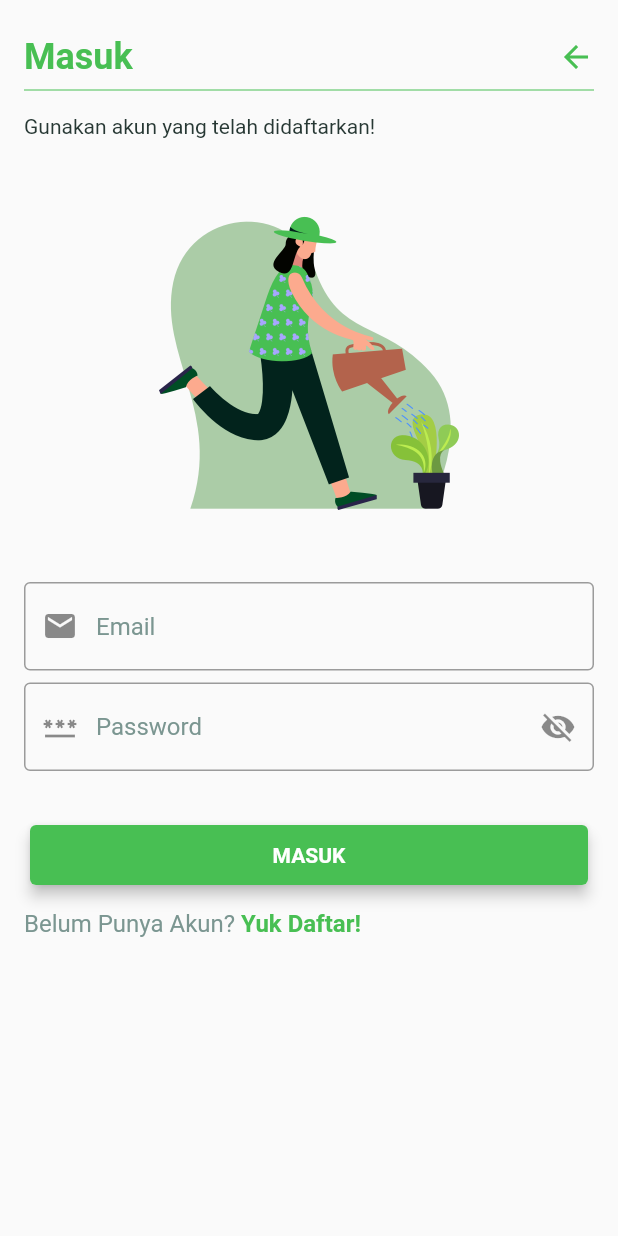
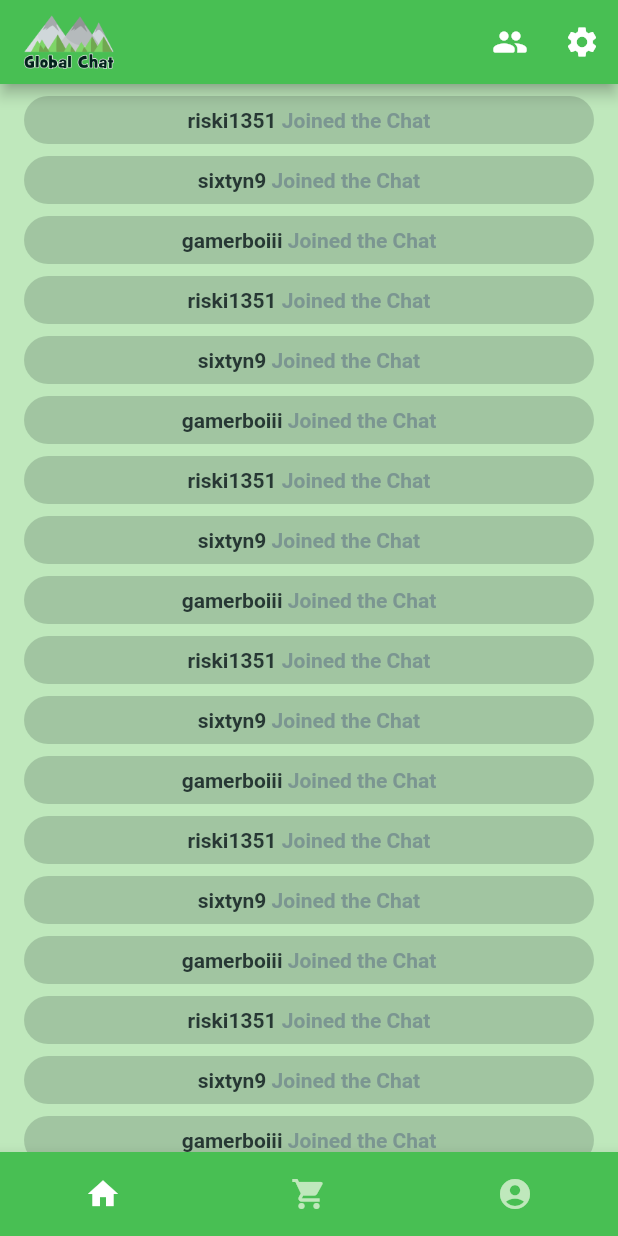
Before and after one commit to riskiilyas/Global-Chat, a Flutter app: the LoginScreen screen opened directly, after a tap on "MASUK", on a phone screen of 412 x 824 dp. Run offline on Flutter 3.47's test engine with Material 2 defaults, Android fonts, the phone set to English and light mode, and no system bars; drawn by our look-alikes of animated_bottom_navigation_bar; our stand-ins replace animated_splash_screen, flutter_dotenv, flutter_spinkit, get, page_transition; network calls fail.

Commit message:
feat: chat page on progress

```diff
--- a/globalchat_frontend/lib/screen/home_pages/chat_page.dart
+++ b/globalchat_frontend/lib/screen/home_pages/chat_page.dart
@@ -0,0 +1,110 @@
+import 'package:flutter/material.dart';
+import 'package:globalchat_flutter/widget/me_chat_widget.dart';
+import 'package:globalchat_flutter/widget/user_chat_widget.dart';
+import 'package:globalchat_flutter/widget/user_joined_widget.dart';
+import 'package:provider/provider.dart';
+import '../../util/constants.dart';
+
+class ChatPage extends StatefulWidget {
+  const ChatPage({Key? key}) : super(key: key);
+
+  @override
+  State<ChatPage> createState() => _ChatPageState();
+}
+
+class _ChatPageState extends State<ChatPage> {
+  var name = "";
+
+  // void init(BuildContext context) async {
+  //   context.watch<PrefNotifier>();
+  //   name = context.read<PrefNotifier>().name;
+  // }
+
+  @override
+  Widget build(BuildContext context) {
+    return SafeArea(
+      child: Container(
+        color: Constants.COLOR_BACKGROUND,
+        padding: const EdgeInsets.symmetric(horizontal: 16, vertical: 0),
+        child: RefreshIndicator(
+          color: Constants.COLOR_MAIN,
+          onRefresh: () {
+            return Future(() => null);
+            // return ServiceLocator.prefs.then((pref) {
+            //   context
+            //       .read<ReccomendMandorNotifier>()
+            //       .fetch(pref.getString(Constants.PREF_TOKEN) ?? "");
+            // });
+          },
+          child: ListView(
+            children: const [
+              SizedBox(
+                height: 8,
+              ),
+              UserJoinedWidget(user: "riski1351"),
+              UserJoinedWidget(user: "sixtyn9"),
+              UserJoinedWidget(user: "gamerboiii"),
+              UserJoinedWidget(user: "riski1351"),
+              UserJoinedWidget(user: "sixtyn9"),
+              UserJoinedWidget(user: "gamerboiii"),
+              UserJoinedWidget(user: "riski1351"),
+              UserJoinedWidget(user: "sixtyn9"),
+              UserJoinedWidget(user: "gamerboiii"),
+              UserJoinedWidget(user: "riski1351"),
+              UserJoinedWidget(user: "sixtyn9"),
+              UserJoinedWidget(user: "gamerboiii"),
+              UserJoinedWidget(user: "riski1351"),
+              UserJoinedWidget(user: "sixtyn9"),
+              UserJoinedWidget(user: "gamerboiii"),
+              UserJoinedWidget(user: "riski1351"),
+              UserJoinedWidget(user: "sixtyn9"),
+              UserJoinedWidget(user: "gamerboiii"),
+            ],
+          ),
+        ),
+      ),
+    );
+  }
+
+// Widget _reccomendMandorWidget(BuildContext context) {
+//   var status = context.watch<ReccomendMandorNotifier>().status;
+//   if (status == FetchStatus.SUCCESS) {
+//     reccomendMandor = context.watch<ReccomendMandorNotifier>().data;
+//     return Column(
+//       children: List.generate(
+//           reccomendMandor.length,
+//           (index) => MandorItem(
+//                 fullname: reccomendMandor[index].name,
+//                 rating: reccomendMandor[index].rating,
+//                 experience: reccomendMandor[index].details.experience,
+//                 rangeKuli:
+//                     "${reccomendMandor[index].details.minPeople} - ${reccomendMandor[index].details.maxPeople} kuli",
+//                 location: reccomendMandor[index].details.city,
+//                 imgUrl: reccomendMandor[index].profileUrl,
+//                 onPressed: () {
+//                   context.read<DetailMandorNotifier>().init();
+//                   Constants.goto(
+//                       context,
+//                       DetailMandorPage(
+//                         id: reccomendMandor[index].id,
+//                       ));
+//                 },
+//               )),
+//     );
+//   } else {
+//     if (status == FetchStatus.INITIAL) {
+//       ServiceLocator.prefs.then((pref) {
+//         context
+//             .read<ReccomendMandorNotifier>()
+//             .fetch(pref.getString(Constants.PREF_TOKEN) ?? "");
+//       });
+//       var response = context.watch<ReccomendMandorNotifier>().data;
+//       reccomendMandor = response;
+//     }
+//     return const SpinKitFadingCircle(
+//       color: Constants.COLOR_MAIN,
+//       size: 50.0,
+//     );
+//   }
+// }
+}
--- a/globalchat_frontend/lib/screen/home_screen.dart
+++ b/globalchat_frontend/lib/screen/home_screen.dart
@@ -0,0 +1,100 @@
+import 'package:animated_bottom_navigation_bar/animated_bottom_navigation_bar.dart';
+import 'package:flutter/material.dart';
+import 'package:get/get.dart';
+import 'package:globalchat_flutter/screen/home_pages/chat_page.dart';
+import 'package:globalchat_flutter/screen/home_pages/profile_page.dart';
+
+import '../util/constants.dart';
+
+class HomeScreen extends StatefulWidget {
+  const HomeScreen({super.key});
+
+  @override
+  State<HomeScreen> createState() => _MyHomePageState();
+}
+
+class _MyHomePageState extends State<HomeScreen> {
+  int _index = 0;
+  List<Widget> pages = [];
+
+  @override
+  Widget build(BuildContext context) {
+    pages.add(const ChatPage());
+    pages.add(const ProfilPage());
+    return Scaffold(
+      backgroundColor: Constants.COLOR_BACKGROUND,
+      appBar: AppBar(
+        iconTheme: const IconThemeData(
+          color: Constants.COLOR_MAIN, //change your color here
+        ),
+        automaticallyImplyLeading: false,
+        backgroundColor: Constants.COLOR_MAIN,
+        centerTitle: false,
+        title: Image.asset(
+          "assets/appbar.png",
+          fit: BoxFit.contain,
+          height: 36,
+        ),
+        actions: <Widget>[
+          IconButton(
+              icon: const Icon(
+                Icons.people_rounded,
+                color: Colors.white,
+              ),
+              onPressed: () {
+                // Get.to(() => const WishListScreen());
+              }),
+          PopupMenuButton(
+              // add icon, by default "3 dot" icon
+              // icon: Icon(Icons.book)
+              icon: const Icon(
+                Icons.settings,
+                color: Colors.white,
+              ),
+              itemBuilder: (context) {
+                return [
+                  const PopupMenuItem<int>(
+                    value: 0,
+                    child: Text("Settings"),
+                  ),
+                  const PopupMenuItem<int>(
+                    value: 1,
+                    child: Text("About"),
+                  ),
+                  const PopupMenuItem<int>(
+                    value: 2,
+                    child: Text("Exit"),
+                  ),
+                ];
+              },
+              onSelected: (value) {
+                if (value == 0) {
+                  print("My account menu is selected.");
+                } else if (value == 1) {
+                  print("Settings menu is selected.");
+                } else if (value == 2) {
+                  print("Logout menu is selected.");
+                }
+              }),
+          // IconButton(icon: const Icon(Icons.location_city, color: Colors.white,), onPressed: () {}),
+        ],
+      ),
+      body: pages[_index],
+      bottomNavigationBar: AnimatedBottomNavigationBar(
+        activeColor: Colors.white,
+        inactiveColor: Constants.COLOR_BACKGROUND,
+        backgroundColor: Constants.COLOR_MAIN,
+        leftCornerRadius: 32,
+        rightCornerRadius: 32,
+        gapLocation: GapLocation.none,
+        icons: const [
+          Icons.home,
+          Icons.shopping_cart,
+          Icons.account_circle,
+        ],
+        activeIndex: _index,
+        onTap: (index) => setState(() => _index = index),
+      ),
+    );
+  }
+}
--- a/globalchat_frontend/lib/screen/login_screen.dart
+++ b/globalchat_frontend/lib/screen/login_screen.dart
@@ -1,5 +1,6 @@
 import 'package:flutter/material.dart';
 import 'package:flutter_spinkit/flutter_spinkit.dart';
+import 'package:globalchat_flutter/screen/home_screen.dart';
 import 'package:provider/provider.dart';
 
 import '../util/constants.dart';
@@ -121,7 +122,7 @@ class _MyHomePageState extends State<LoginScreen> {
                 textColor: Colors.white,
                 buttonColor: Constants.COLOR_MAIN,
                 onPressed: () => {
-                  // Constants.goto(context, HomeScreen())
+                  Constants.goto(context, HomeScreen())
                       // context
                       //     .read<LoginNotifier>()
                       //     .fetch(usernameOrEmail, password)
--- a/globalchat_frontend/lib/util/constants.dart
+++ b/globalchat_frontend/lib/util/constants.dart
@@ -9,6 +9,7 @@ class Constants {
   static const COLOR_HINT_TEXT = Color(0xFF7B9691);
   static const COLOR_TITLE = Color(0xFF02231C);
   static const COLOR_TEXT = Color(0xFF273834);
+  static const COLOR_TEXT_BACKGROUND = Color(0x32273834);
 
   static const PREF_UID = "uid";
   static const PREF_NAME = "name";
--- /dev/null
+++ b/globalchat_frontend/lib/widget/user_joined_widget.dart
@@ -0,0 +1,38 @@
+import 'package:flutter/material.dart';
+
+import '../util/constants.dart';
+
+class UserJoinedWidget extends StatelessWidget {
+  final String user;
+
+  const UserJoinedWidget({Key? key, required this.user}) : super(key: key);
+
+  @override
+  Widget build(BuildContext context) {
+    return Column(
+      children: [
+        Container(
+            padding: const EdgeInsets.all(8),
+            decoration: BoxDecoration(
+                color: Constants.COLOR_TEXT_BACKGROUND,
+                borderRadius: BorderRadius.circular(16)),
+            child: Row(
+              mainAxisAlignment: MainAxisAlignment.center,
+              children: [
+                Text(
+                  user,
+                  style: const TextStyle(
+                      fontWeight: FontWeight.bold, color: Constants.COLOR_TEXT),
+                ),
+                const Text(
+                  " Joined the Chat",
+                  style: TextStyle(
+                      fontWeight: FontWeight.bold, color: Constants.COLOR_HINT_TEXT),
+                ),
+              ],
+            )),
+        const SizedBox(height: 8,)
+      ],
+    );
+  }
+}
--- a/globalchat_frontend/pubspec.yaml
+++ b/globalchat_frontend/pubspec.yaml
@@ -41,7 +41,7 @@ dependencies:
   get: ^4.6.5
   shared_preferences: 2.0.15
   flutter_spinkit: ^5.2.0
-
+  animated_bottom_navigation_bar: ^1.2.0
   # The following adds the Cupertino Icons font to your application.
   # Use with the CupertinoIcons class for iOS style icons.
   cupertino_icons: ^1.0.2
```
Also changed, not shown: globalchat_frontend/lib/screen/home_pages/profile_page.dart (+173 -0 lines), globalchat_frontend/lib/widget/me_chat_widget.dart (added, +70 -0 lines), globalchat_frontend/lib/widget/user_chat_widget.dart (added, +76 -0 lines), globalchat_frontend/pubspec.lock.
